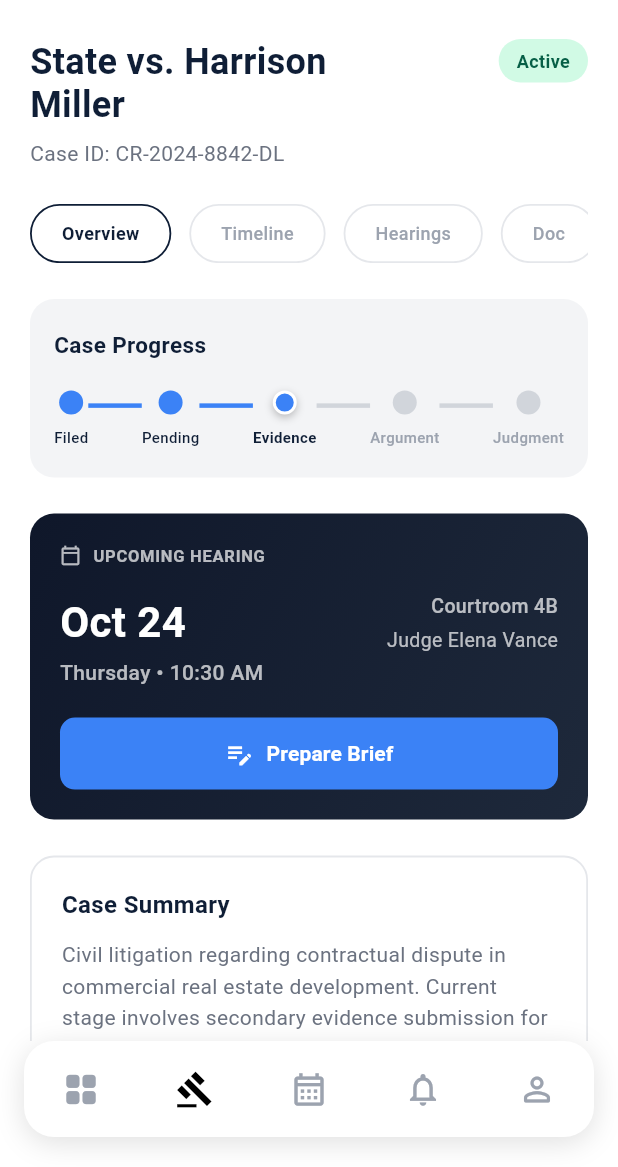
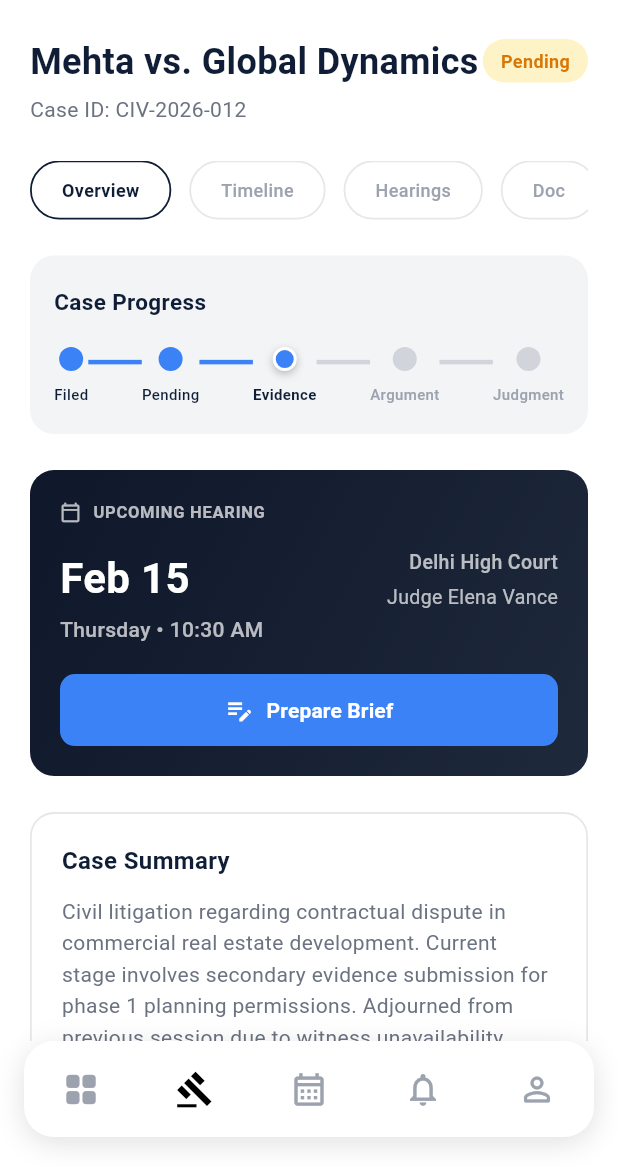
Before and after one commit to Akhilrs-RS/Flutter, a Flutter app: the APMSCasesScreen screen opened directly, scrolled down 501 dp, after a tap on "View Details", on a phone screen of 412 x 824 dp, the part 69-1236 px from its top. Run offline on Flutter 3.47's test engine with Material 3 defaults, Android fonts, the light colour scheme and no system bars; network calls fail; Roboto replaces fonts that are missing (Georgia).

Commit message:
Implement dynamic case details view rendering case specific database properties

```diff
--- a/lib/screens/case_details_screen.dart
+++ b/lib/screens/case_details_screen.dart
@@ -4,12 +4,116 @@ import 'package:advocate_app/screens/notifications_screen.dart';
 import 'package:advocate_app/screens/profile_screen.dart';
 import 'package:advocate_app/screens/calendar_screen.dart';
 import 'package:advocate_app/screens/evidence_screen.dart';
+import 'package:advocate_app/services/api_service.dart';
 
-class APMSCaseDetailsScreen extends StatelessWidget {
-  const APMSCaseDetailsScreen({super.key});
+class APMSCaseDetailsScreen extends StatefulWidget {
+  final Map<String, dynamic>? caseData;
+  const APMSCaseDetailsScreen({super.key, this.caseData});
+
+  @override
+  State<APMSCaseDetailsScreen> createState() => _APMSCaseDetailsScreenState();
+}
+
+class _APMSCaseDetailsScreenState extends State<APMSCaseDetailsScreen> {
+  Map<String, dynamic>? _currentCase;
+  Map<String, dynamic>? _matchingHearing;
+  bool _isLoading = true;
+
+  Color _parseColor(dynamic val, Color defaultColor) {
+    if (val is Color) return val;
+    if (val is String) {
+      final cleaned = val.replaceAll('#', '').replaceAll('0x', '');
+      final parsed = int.tryParse(cleaned, radix: 16);
+      if (parsed != null) {
+        if (cleaned.length == 6) {
+          return Color(parsed + 0xFF000000);
+        }
+        return Color(parsed);
+      }
+    }
+    return defaultColor;
+  }
+
+  @override
+  void initState() {
+    super.initState();
+    _currentCase = widget.caseData;
+    _fetchDetails();
+  }
+
+  void _fetchDetails() async {
+    List<Map<String, dynamic>> cases = [];
+    if (_currentCase == null) {
+      cases = await ApiService.getCases();
+      if (cases.isNotEmpty && mounted) {
+        setState(() {
+          _currentCase = cases.first;
+        });
+      }
+    }
+
+    final hearings = await ApiService.getHearings();
+    if (_currentCase != null) {
+      final caseNo = _currentCase!['caseNo']?.toString().toLowerCase().trim() ?? '';
+      for (var h in hearings) {
+        final hCaseNo = h['caseNo']?.toString().toLowerCase().trim() ?? '';
+        if (hCaseNo == caseNo || caseNo.contains(hCaseNo) || hCaseNo.contains(caseNo)) {
+          _matchingHearing = h;
+          break;
+        }
+      }
+    }
+
+    if (mounted) {
+      setState(() {
+        _isLoading = false;
+      });
+    }
+  }
+
+  String get _hearingDate {
+    final nextDate = _currentCase?['nextDate']?.toString() ?? '';
+    if (nextDate.contains('Next: ')) {
+      final parts = nextDate.replaceAll('Next: ', '').split(', ');
+      if (parts.isNotEmpty) return parts.first;
+    }
+    return 'Oct 24';
+  }
+
+  String get _hearingTime {
+    if (_matchingHearing != null) {
+      final time = _matchingHearing!['time'] ?? '10:30';
+      final period = _matchingHearing!['period'] ?? 'AM';
+      return 'Thursday • $time $period';
+    }
+    return 'Thursday • 10:30 AM';
+  }
+
+  String get _hearingCourt {
+    return _matchingHearing?['court']?.toString() ?? _currentCase?['court']?.toString() ?? 'Courtroom 4B';
+  }
+
+  String get _hearingJudge {
+    return _matchingHearing?['judge']?.toString() ?? 'Judge Elena Vance';
+  }
 
   @override
   Widget build(BuildContext context) {
+    if (_isLoading) {
+      return const Scaffold(
+        body: Center(
+          child: CircularProgressIndicator(color: Colors.black),
+        ),
+      );
+    }
+
+    if (_currentCase == null) {
+      return Scaffold(
+        appBar: AppBar(title: const Text('Case Details')),
+        body: const Center(child: Text('No case details available.')),
+      );
+    }
+
     return ResponsiveLayout(
       mobileLayout: _buildMobileLayout(context),
       desktopLayout: _buildDesktopLayout(context),
@@ -17,6 +121,16 @@ class APMSCaseDetailsScreen extends StatelessWidget {
   }
 
   Widget _buildMobileLayout(BuildContext context) {
+    final title = _currentCase!['title']?.toString() ?? '';
+    final status = _currentCase!['status']?.toString() ?? 'Active';
+    final caseNo = _currentCase!['caseNo']?.toString() ?? '';
+    final statusBg = _currentCase!['statusBgColor'] != null
+        ? _parseColor(_currentCase!['statusBgColor'], const Color(0xFFD1FAE5))
+        : const Color(0xFFD1FAE5);
+    final statusTextCol = _currentCase!['statusTextColor'] != null
+        ? _parseColor(_currentCase!['statusTextColor'], const Color(0xFF065F46))
+        : const Color(0xFF065F46);
+
     return Scaffold(
       backgroundColor: Colors.white,
       appBar: AppBar(
@@ -98,10 +212,10 @@ class APMSCaseDetailsScreen extends StatelessWidget {
                         mainAxisAlignment: MainAxisAlignment.spaceBetween,
                         crossAxisAlignment: CrossAxisAlignment.start,
                         children: [
-                          const Expanded(
+                          Expanded(
                             child: Text(
-                              'State vs. Harrison\nMiller',
-                              style: TextStyle(
+                              title,
+                              style: const TextStyle(
                                 color: Color(0xFF0F1E36),
                                 fontSize: 24,
                                 fontWeight: FontWeight.bold,
@@ -112,14 +226,14 @@ class APMSCaseDetailsScreen extends StatelessWidget {
                           ),
                           Container(
                             decoration: BoxDecoration(
-                              color: const Color(0xFFD1FAE5),
+                              color: statusBg,
                               borderRadius: BorderRadius.circular(20),
                             ),
                             padding: const EdgeInsets.symmetric(horizontal: 12, vertical: 6),
-                            child: const Text(
-                              'Active',
+                            child: Text(
+                              status,
                               style: TextStyle(
-                                color: Color(0xFF065F46),
+                                color: statusTextCol,
                                 fontSize: 12,
                                 fontWeight: FontWeight.bold,
                               ),
@@ -128,9 +242,9 @@ class APMSCaseDetailsScreen extends StatelessWidget {
                         ],
                       ),
                       const SizedBox(height: 8),
-                      const Text(
-                        'Case ID: CR-2024-8842-DL',
-                        style: TextStyle(
+                      Text(
+                        'Case ID: $caseNo',
+                        style: const TextStyle(
                           color: Color(0xFF6B7280),
                           fontSize: 14,
                         ),
@@ -164,10 +278,10 @@ class APMSCaseDetailsScreen extends StatelessWidget {
                           ),
                         ),
                       ),
-                      const PeopleCard(
+                      PeopleCard(
                         role: 'Honorable Judge',
-                        name: 'Elena Vance',
-                        avatar: CircleAvatar(
+                        name: _hearingJudge.replaceAll('Judge ', '').replaceAll('Hon. Justice ', ''),
+                        avatar: const CircleAvatar(
                           radius: 18,
                           backgroundColor: Color(0xFFEFF6FF),
                           child: Icon(Icons.gavel, color: Colors.blue, size: 18),
@@ -256,6 +370,16 @@ class APMSCaseDetailsScreen extends StatelessWidget {
   }
 
   Widget _buildDesktopLayout(BuildContext context) {
+    final title = _currentCase!['title']?.toString() ?? '';
+    final status = _currentCase!['status']?.toString() ?? 'Active';
+    final caseNo = _currentCase!['caseNo']?.toString() ?? '';
+    final statusBg = _currentCase!['statusBgColor'] != null
+        ? _parseColor(_currentCase!['statusBgColor'], const Color(0xFFD1FAE5))
+        : const Color(0xFFD1FAE5);
+    final statusTextCol = _currentCase!['statusTextColor'] != null
+        ? _parseColor(_currentCase!['statusTextColor'], const Color(0xFF065F46))
+        : const Color(0xFF065F46);
+
     return DesktopLayoutWrapper(
       activeMenu: 'Cases',
       child: Theme(
@@ -273,20 +397,20 @@ class APMSCaseDetailsScreen extends StatelessWidget {
                 children: [
                   Column(
                     crossAxisAlignment: CrossAxisAlignment.start,
-                    children: const [
+                    children: [
                       Text(
-                        'State vs. Harrison Miller',
-                        style: TextStyle(
+                        title,
+                        style: const TextStyle(
                           color: Color(0xFF0F1E36),
                           fontSize: 24,
                           fontWeight: FontWeight.bold,
                           fontFamily: 'Georgia',
                         ),
                       ),
-                      SizedBox(height: 4),
+                      const SizedBox(height: 4),
                       Text(
-                        'Case ID: CR-2024-8842-DL',
-                        style: TextStyle(
+                        'Case ID: $caseNo',
+                        style: const TextStyle(
                           color: Color(0xFF6B7280),
                           fontSize: 14,
                         ),
@@ -295,14 +419,14 @@ class APMSCaseDetailsScreen extends StatelessWidget {
                   ),
                   Container(
                     decoration: BoxDecoration(
-                      color: const Color(0xFFD1FAE5),
+                      color: statusBg,
                       borderRadius: BorderRadius.circular(20),
                     ),
                     padding: const EdgeInsets.symmetric(horizontal: 16, vertical: 8),
-                    child: const Text(
-                      'Active',
+                    child: Text(
+                      status,
                       style: TextStyle(
-                        color: Color(0xFF065F46),
+                        color: statusTextCol,
                         fontSize: 12,
                         fontWeight: FontWeight.bold,
                       ),
@@ -344,8 +468,8 @@ class APMSCaseDetailsScreen extends StatelessWidget {
                           padding: const EdgeInsets.all(20),
                           child: Column(
                             crossAxisAlignment: CrossAxisAlignment.start,
-                            children: const [
-                              Text(
+                            children: [
+                              const Text(
                                 'People Involved',
                                 style: TextStyle(
                                   color: Color(0xFF0F1E36),
@@ -353,8 +477,8 @@ class APMSCaseDetailsScreen extends StatelessWidget {
                                   fontWeight: FontWeight.bold,
                                 ),
                               ),
-                              SizedBox(height: 16),
-                              PeopleCard(
+                              const SizedBox(height: 16),
+                              const PeopleCard(
                                 role: 'Advocate',
                                 name: 'John Doe',
                                 avatar: CircleAvatar(
@@ -366,14 +490,14 @@ class APMSCaseDetailsScreen extends StatelessWidget {
                               ),
                               PeopleCard(
                                 role: 'Honorable Judge',
-                                name: 'Elena Vance',
-                                avatar: CircleAvatar(
+                                name: _hearingJudge,
+                                avatar: const CircleAvatar(
                                   radius: 18,
                                   backgroundColor: Color(0xFFEFF6FF),
                                   child: Icon(Icons.gavel, color: Colors.blue, size: 18),
                                 ),
                               ),
-                              PeopleCard(
+                              const PeopleCard(
                                 role: 'Opposing Counsel',
                                 name: 'Foster & Sterling LLP',
                                 avatar: CircleAvatar(
@@ -525,19 +649,19 @@ class APMSCaseDetailsScreen extends StatelessWidget {
             children: [
               Column(
                 crossAxisAlignment: CrossAxisAlignment.start,
-                children: const [
+                children: [
                   Text(
-                    'Oct 24',
-                    style: TextStyle(
+                    _hearingDate,
+                    style: const TextStyle(
                       color: Colors.white,
                       fontSize: 28,
                       fontWeight: FontWeight.bold,
                     ),
                   ),
-                  SizedBox(height: 4),
+                  const SizedBox(height: 4),
                   Text(
-                    'Thursday • 10:30 AM',
-                    style: TextStyle(
+                    _hearingTime,
+                    style: const TextStyle(
                       color: Colors.white70,
                       fontSize: 14,
                       fontWeight: FontWeight.w500,
@@ -547,19 +671,19 @@ class APMSCaseDetailsScreen extends StatelessWidget {
               ),
               Column(
                 crossAxisAlignment: CrossAxisAlignment.end,
-                children: const [
+                children: [
                   Text(
-                    'Courtroom 4B',
-                    style: TextStyle(
+                    _hearingCourt,
+                    style: const TextStyle(
                       color: Colors.white70,
                       fontSize: 13,
                       fontWeight: FontWeight.w500,
                     ),
                   ),
-                  SizedBox(height: 4),
+                  const SizedBox(height: 4),
                   Text(
-                    'Judge Elena Vance',
-                    style: TextStyle(
+                    _hearingJudge,
+                    style: const TextStyle(
                       color: Colors.white70,
                       fontSize: 13,
                     ),
@@ -601,6 +725,9 @@ class APMSCaseDetailsScreen extends StatelessWidget {
   }
 
   Widget _buildCaseSummaryCard() {
+    final summaryText = _currentCase!['summary']?.toString() ??
+        'Civil litigation regarding contractual dispute in commercial real estate development. Current stage involves secondary evidence submission for phase 1 planning permissions. Adjourned from previous session due to witness unavailability.';
+
     return Container(
       decoration: BoxDecoration(
         color: Colors.white,
@@ -610,8 +737,8 @@ class APMSCaseDetailsScreen extends StatelessWidget {
       padding: const EdgeInsets.all(20),
       child: Column(
         crossAxisAlignment: CrossAxisAlignment.start,
-        children: const [
-          Text(
+        children: [
+          const Text(
             'Case Summary',
             style: TextStyle(
               color: Color(0xFF0F1E36),
@@ -619,10 +746,10 @@ class APMSCaseDetailsScreen extends StatelessWidget {
               fontWeight: FontWeight.bold,
             ),
           ),
-          SizedBox(height: 12),
+          const SizedBox(height: 12),
           Text(
-            'Civil litigation regarding contractual dispute in commercial real estate development. Current stage involves secondary evidence submission for phase 1 planning permissions. Adjourned from previous session due to witness unavailability.',
-            style: TextStyle(
+            summaryText,
+            style: const TextStyle(
               color: Color(0xFF6B7280),
               fontSize: 14,
               height: 1.5,
--- a/lib/screens/cases_screen.dart
+++ b/lib/screens/cases_screen.dart
@@ -404,7 +404,7 @@ class _APMSCasesScreenState extends State<APMSCasesScreen> {
                           InkWell(
                             onTap: () {
                               Navigator.of(context).push(
-                                  MaterialPageRoute(builder: (context) => const APMSCaseDetailsScreen()),
+                                MaterialPageRoute(builder: (context) => APMSCaseDetailsScreen(caseData: c)),
                               );
                             },
                             child: Row(
```
Also changed, not shown: 1 other file.
